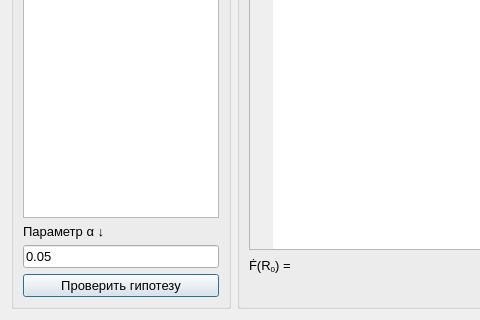
This is prob_theory_lab_01/hypothesis_dialogue.ui in acid9reen/prob_theory_lab_01 as Qt 5 draws it before an edit; both pictures show x 0 to 480 and y 234 to 554 of the 977 by 554 pixel window. The edited form follows.
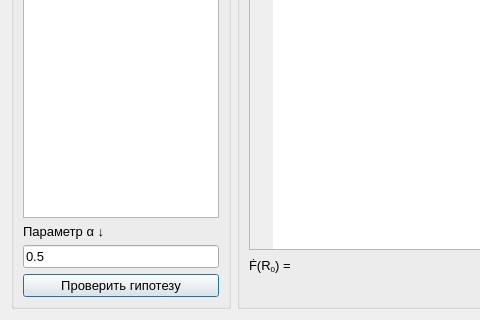
This is the edited form.

Commit message: Fix R_0 calculation

Patch:
```diff
--- a/prob_theory_lab_01/hypothesis_dialogue.ui
+++ b/prob_theory_lab_01/hypothesis_dialogue.ui
@@ -95,7 +95,7 @@
          </font>
         </property>
         <property name="text">
-         <string>0.05</string>
+         <string>0.5</string>
         </property>
        </widget>
       </item>
```
The commit also changes 2 other files.
